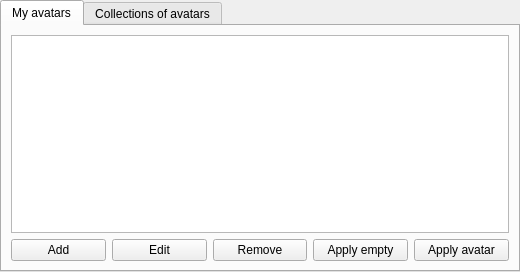
This is ui/avatar_list_widget.ui in gitter-badger/simplechatclient as Qt 5 draws it before an edit. The edited form follows.
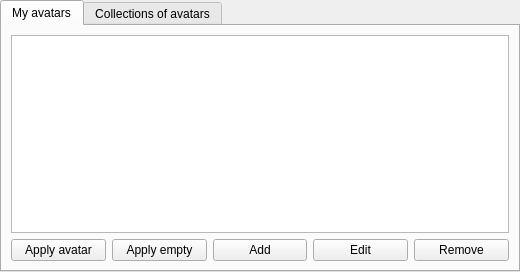
This is the edited form.

Commit message: fixed avatar list buttons

```diff
--- a/ui/avatar_list_widget.ui
+++ b/ui/avatar_list_widget.ui
@@ -65,6 +65,20 @@
          </item>
          <item>
           <layout class="QHBoxLayout" name="horizontalLayout_4">
+           <item>
+            <widget class="QPushButton" name="pushButton_apply_avatar">
+             <property name="text">
+              <string>Apply avatar</string>
+             </property>
+            </widget>
+           </item>
+           <item>
+            <widget class="QPushButton" name="pushButton_set_empty_avatar1">
+             <property name="text">
+              <string>Apply empty</string>
+             </property>
+            </widget>
+           </item>
            <item>
             <widget class="QPushButton" name="pushButton_add_avatar">
              <property name="text">
@@ -86,20 +100,6 @@
              </property>
             </widget>
            </item>
-           <item>
-            <widget class="QPushButton" name="pushButton_set_empty_avatar1">
-             <property name="text">
-              <string>Apply empty</string>
-             </property>
-            </widget>
-           </item>
-           <item>
-            <widget class="QPushButton" name="pushButton_apply_avatar">
-             <property name="text">
-              <string>Apply avatar</string>
-             </property>
-            </widget>
-           </item>
           </layout>
          </item>
         </layout>
```
The commit also changes 1 other file.
